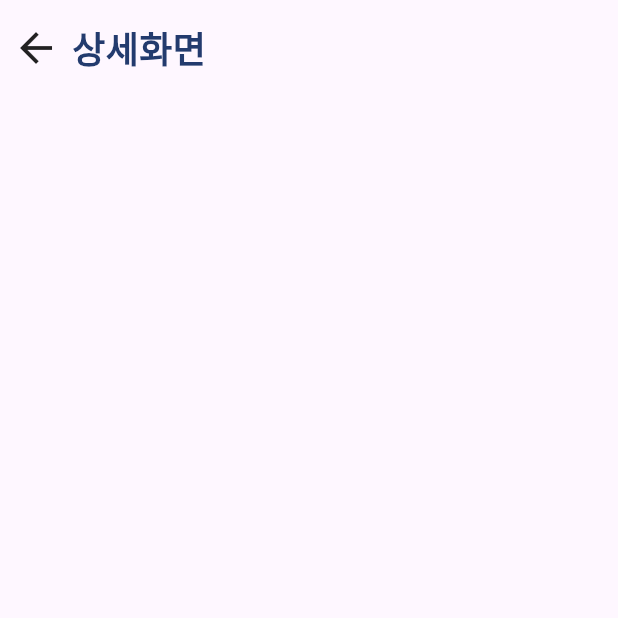
After one commit to jaekyung-you/bring, a Flutter app: the RealtimeIdealListScreen screen opened by its route, after a tap on "타이틀타이틀타이틀타이틀타이틀타이틀타이틀타이틀타이틀타이틀타이틀타이틀타이틀", on a phone screen of 412 x 824 dp, the top half of it. The commit adds this screen. Run offline on Flutter 3.47's test engine with Material 3 defaults, Android fonts, the phone set to English and light mode, and no system bars; our stand-ins replace get; Roboto replaces fonts that are missing (Pretendard).

Commit message:
아이디어 상세화면 추가, 연결

```diff
--- /dev/null
+++ b/lib/partner_search/screens/idea_detail_screen.dart
@@ -0,0 +1,34 @@
+import 'package:bring/common/bring_header.dart';
+import 'package:flutter/material.dart';
+
+class IdeaDetailScreen extends StatelessWidget {
+  const IdeaDetailScreen({super.key});
+
+  @override
+  Widget build(BuildContext context) {
+    return SafeArea(
+      child: Scaffold(
+        body: Column(
+          children: [
+            BringHeader(title: '상세화면')
+            // 이미지 페이징뷰
+
+            // 제목
+
+            // 비전, 목표
+
+            // 팀원 구성
+
+            // 이런 사람 구해요
+
+            // 장소
+
+            // 연락처
+
+            // 플로팅 버튼: 채팅하기 + 찜
+          ],
+        ),
+      ),
+    );
+  }
+}
--- a/lib/partner_search/widgets/partner_search_category_widget.dart
+++ b/lib/partner_search/widgets/partner_search_category_widget.dart
@@ -1,9 +1,7 @@
 import 'package:bring/const/app_config.dart';
 import 'package:bring/const/theme.dart';
-import 'package:bring/routes/bring_routes.dart';
 import 'package:flutter/material.dart';
 import 'package:get/get.dart';
-
 import '../../routes/bring_path.dart';
 
 class PartnerSearchCategoryWidget extends StatelessWidget {
--- a/lib/partner_search/widgets/realtime_item.dart
+++ b/lib/partner_search/widgets/realtime_item.dart
@@ -1,7 +1,9 @@
 import 'package:flutter/material.dart';
+import 'package:get/get.dart';
 
 import '../../const/app_config.dart';
 import '../../const/theme.dart';
+import '../../routes/bring_path.dart';
 import '../../util/number_formatter.dart';
 
 class RealtimeItem extends StatelessWidget {
@@ -9,7 +11,11 @@ class RealtimeItem extends StatelessWidget {
 
   @override
   Widget build(BuildContext context) {
-    return Container(
+    return InkWell(
+      onTap: () {
+        Get.toNamed(BringPath.IDEAL_DETAIL);
+      },
+      child: Container(
         height: 80,
         padding: const EdgeInsets.all(AppConfig.contentPadding),
         decoration: BoxDecoration(
@@ -82,6 +88,7 @@ class RealtimeItem extends StatelessWidget {
             ),
           ],
         ),
+      ),
     );
   }
 }
--- a/lib/routes/bring_routes.dart
+++ b/lib/routes/bring_routes.dart
@@ -3,6 +3,7 @@ import 'package:bring/routes/bring_path.dart';
 import 'package:get/get.dart';
 
 import '../partner_search/screens/category_item_list_screen.dart';
+import '../partner_search/screens/idea_detail_screen.dart';
 import '../partner_search/screens/realtime_ideal_list_screen.dart';
 
 class BringRoutes {
@@ -21,6 +22,6 @@ class BringRoutes {
     GetPage(name: BringPath.PARTNER_SEARCH, page: () => const MyHomePage()),
     GetPage(name: BringPath.PARTNER_SEARCH_CATEGORY, page: () => const CategoryItemListScreen()),
     GetPage(name: BringPath.PARTNER_SEARCH_REALTIME_IDEA, page: () => const RealtimeIdealListScreen()),
-    GetPage(name: BringPath.IDEAL_DETAIL, page: () => const MyHomePage()),
+    GetPage(name: BringPath.IDEAL_DETAIL, page: () => const IdeaDetailScreen()),
   ];
 }
```
Lines whose indentation alone changed are shown as unchanged.
